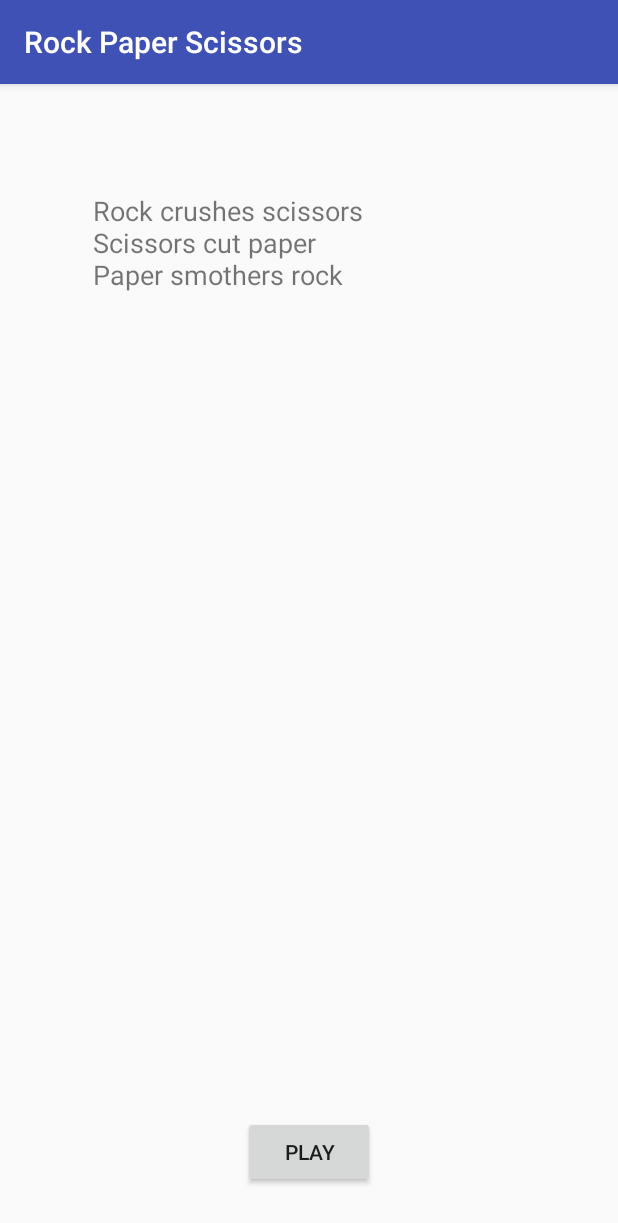
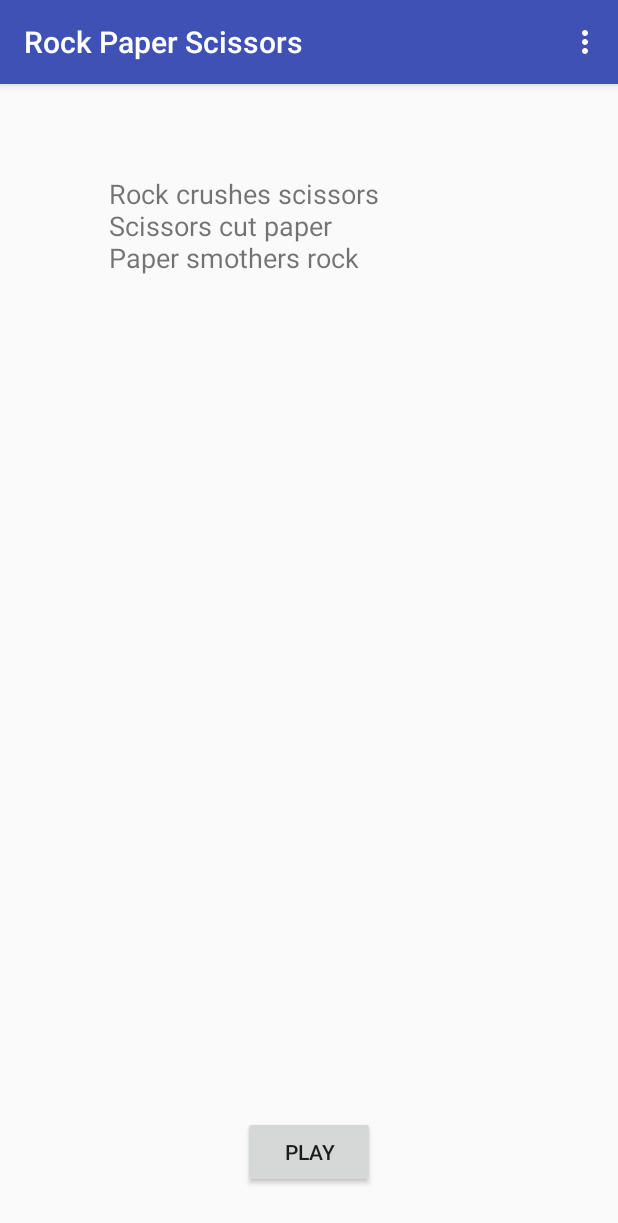
Before and after one commit to olgamaunsell/week_08_day3_rockpaperscissorslab, an Android app: the screen it shows after launch (WelcomeActivity), on a phone screen of 412 x 824 dp. Shown: the top 1223 px of the screen. Run offline under Robolectric (Android 15) with nearby library versions, the phone set to English and light mode, and no system bars.

Commit message:
exercise to practice creating a menu

```diff
--- a/app/src/main/java/example/codeclan/com/rockpaperscissors/WelcomeActivity.java
+++ b/app/src/main/java/example/codeclan/com/rockpaperscissors/WelcomeActivity.java
@@ -3,8 +3,12 @@ package example.codeclan.com.rockpaperscissors;
 import android.content.Intent;
 import android.support.v7.app.AppCompatActivity;
 import android.os.Bundle;
+import android.view.Menu;
+import android.view.MenuInflater;
+import android.view.MenuItem;
 import android.view.View;
 import android.widget.Button;
+import android.widget.Toast;
 
 public class WelcomeActivity extends AppCompatActivity {
 
@@ -16,9 +20,36 @@ public class WelcomeActivity extends AppCompatActivity {
         play = findViewById(R.id.playBtn);
     }
 
-    public void onPlayButtonClick(View view) {
+    @Override
+    public boolean onCreateOptionsMenu(Menu menu) {
+        MenuInflater menuInflater = getMenuInflater();
+        menuInflater.inflate(R.menu.activity_main, menu);
+        return true;
+    }
+
+    @Override
+    public boolean onOptionsItemSelected(MenuItem item) {
+        if (item.getItemId() == R.id.action_hello) {
+            Toast.makeText(WelcomeActivity.this, R.string.menu_toast_hello,
+                    Toast.LENGTH_SHORT).show();
+            return true;
+        }
+        if (item.getItemId() == R.id.action_play) {
+            beginGame();
+            return true;
+        }
+        return super.onOptionsItemSelected(item);
+
+    }
+
+    public void beginGame() {
         Intent beginGame = new Intent(this, GameActivity.class);
         startActivity(beginGame);
 
     }
+
+    public void onPlayButtonClick(View view) {
+        beginGame();
+
+    }
 }
--- a/app/src/main/res/layout/activity_welcome.xml
+++ b/app/src/main/res/layout/activity_welcome.xml
@@ -8,8 +8,8 @@
 
     <TextView
         android:id="@+id/rules"
-        android:layout_width="299dp"
-        android:layout_height="187dp"
+        android:layout_width="278dp"
+        android:layout_height="316dp"
         android:layout_marginBottom="8dp"
         android:layout_marginEnd="8dp"
         android:layout_marginStart="8dp"
@@ -37,6 +37,5 @@
         app:layout_constraintEnd_toEndOf="parent"
         app:layout_constraintStart_toStartOf="parent"
         app:layout_constraintTop_toBottomOf="@+id/result"
-        app:layout_constraintVertical_bias="0.487"
-        tools:text="tools" />
+        app:layout_constraintVertical_bias="0.487" />
 </android.support.constraint.ConstraintLayout>
--- /dev/null
+++ b/app/src/main/res/menu/activity_main.xml
@@ -0,0 +1,11 @@
+<?xml version="1.0" encoding="utf-8"?>
+<menu xmlns:app="http://schemas.android.com/apk/res-auto"
+    xmlns:android="http://schemas.android.com/apk/res/android">
+
+    <item
+        android:id="@+id/action_hello"
+        android:title="say_hello" />
+    <item
+        android:id="@+id/action_play"
+        android:title="play" />
+</menu>
--- a/app/src/main/res/values/strings.xml
+++ b/app/src/main/res/values/strings.xml
@@ -2,6 +2,10 @@
     <string name="app_name">Rock Paper Scissors</string>
     <string name="rules">\
         Rock crushes scissors\
+
         Scissors cut paper\
+
         Paper smothers rock  </string>
+    <string name="say_hello">Hello!</string>
+    <string name="menu_toast_hello">Hello</string>
 </resources>
```
